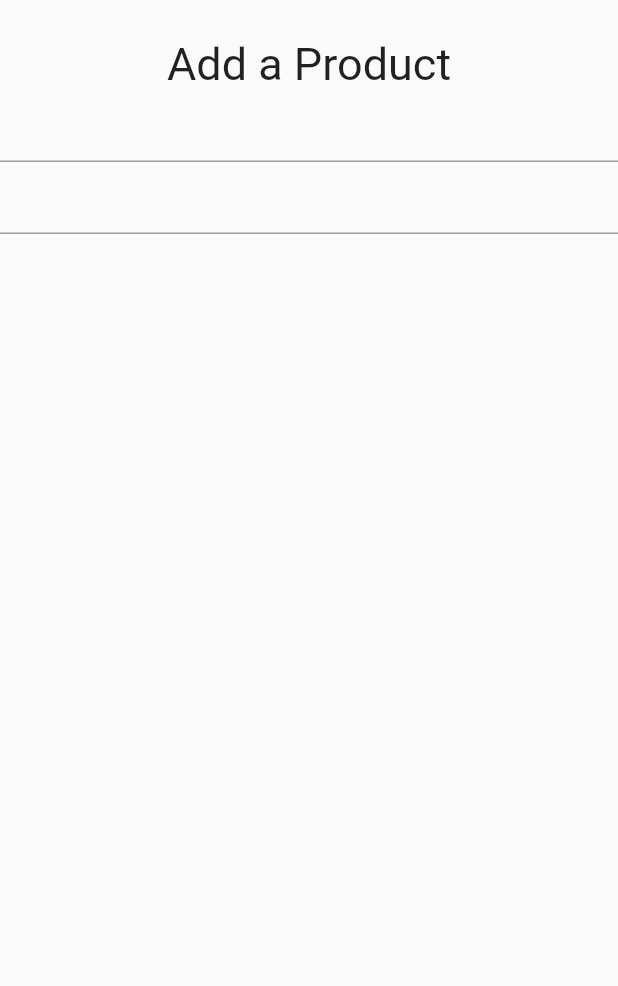
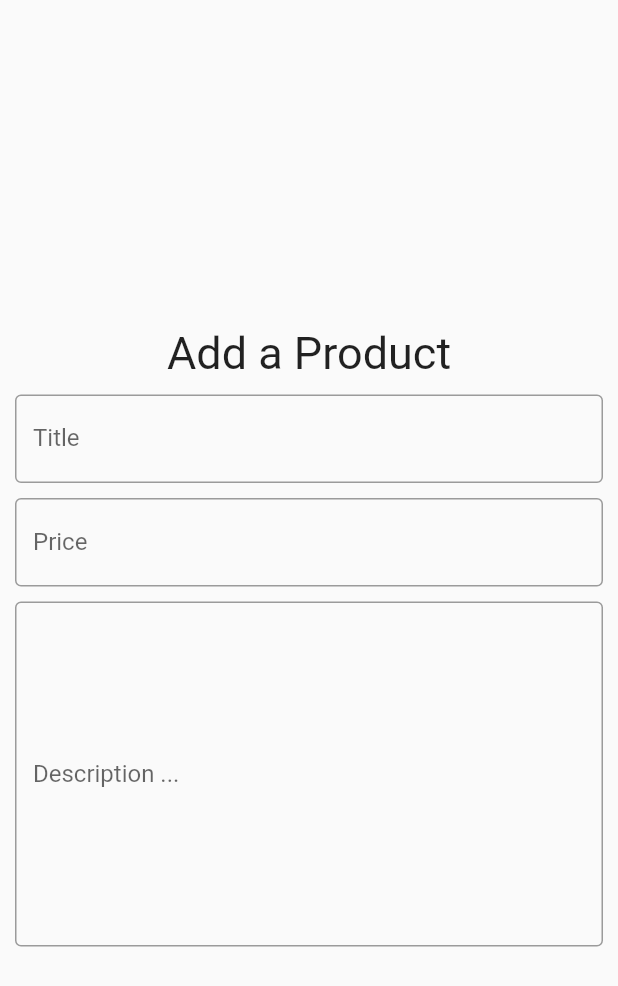
Before and after one commit to janWICKEDpro/advertising_app, a Flutter app: the AddProduct screen opened directly, on a phone screen of 412 x 824 dp. Shown: the top 986 px of the screen. Run offline on Flutter 3.47's test engine with Material 2 defaults, Android fonts, the phone set to English and light mode, and no system bars; our stand-ins replace firebase_auth; accounts and stored records are empty.

Commit message:
add product screen in progress

```diff
--- a/lib/Screens/addProduct/addProduct.dart
+++ b/lib/Screens/addProduct/addProduct.dart
@@ -13,6 +13,7 @@ class _AddProductState extends State<AddProduct> {
   Widget build(BuildContext context) {
     return Scaffold(
       body: Center(
+        child: SingleChildScrollView(
           child: Column(
             children: [
               Padding(
@@ -22,14 +23,43 @@ class _AddProductState extends State<AddProduct> {
               Form(
                 child: Column(
                   children: [
-                  TextFormField(),
-                  TextFormField(),
+                    Padding(
+                      padding: const  EdgeInsets.only(top:10.0,left: 10.0,right: 10.0),
+                      child: TextFormField(
+                        decoration: InputDecoration(
+                          labelText: "Title",
+                           border: OutlineInputBorder()
+                        )
+                      ),
+                    ),
+                    Padding(
+                      padding: const EdgeInsets.only(top:10.0,left: 10.0,right: 10.0),
+                      child: TextFormField(
+                        keyboardType: TextInputType.number,
+                        decoration: InputDecoration(labelText: "Price",
+                        border: OutlineInputBorder()
+                        ),
+                      ),
+                    ),
+                    Container(
 
+                      child: Padding(
+                        padding: const  EdgeInsets.only(top:10.0,left: 10.0,right: 10.0),
+                        child: TextField(
+                          maxLines: 10,
+                          decoration: InputDecoration(
+                            labelText: "Description ...",
+                            border: OutlineInputBorder()
+                            ),
+                        ),
+                      ),
+                    ),
 
                   ],
                 ),
               )
             ],
+          ),
         ) ,
       ),
     );
--- a/pubspec.yaml
+++ b/pubspec.yaml
@@ -30,6 +30,7 @@ dependencies:
   cupertino_icons: ^1.0.2
   firebase_auth: ^2.0.0
   firebase_core: ^1.3.0
+  image_picker: ^0.8.2
 
 dev_dependencies:
   flutter_test:
```
Also changed, not shown: lib/databaseService/databaseService.dart (added), pubspec.lock. Lines whose indentation alone changed are shown as unchanged.
